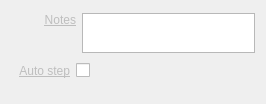
CasparCG/client, file Widgets/Inspector/InspectorGroupWidget.ui: the form before one commit.
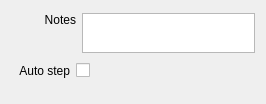
The form after the commit.

Patch:
```diff
--- a/Widgets/Inspector/InspectorGroupWidget.ui
+++ b/Widgets/Inspector/InspectorGroupWidget.ui
@@ -38,7 +38,7 @@
      <item>
       <widget class="QLabel" name="labelNotes">
        <property name="text">
-        <string>&lt;a href=&quot;Notes&quot; style=&quot;color: #BEBEBE;&quot;&gt;Notes&lt;/a&gt;</string>
+        <string>Notes</string>
        </property>
        <property name="alignment">
         <set>Qt::AlignRight|Qt::AlignTop|Qt::AlignTrailing</set>
@@ -84,7 +84,7 @@
      <item>
       <widget class="QLabel" name="labelAutoStep">
        <property name="text">
-        <string>&lt;a href=&quot;Defer&quot; style=&quot;color: #BEBEBE;&quot;&gt;Auto step&lt;/a&gt;</string>
+        <string>Auto step</string>
        </property>
        <property name="alignment">
         <set>Qt::AlignRight|Qt::AlignTrailing|Qt::AlignVCenter</set>
```
